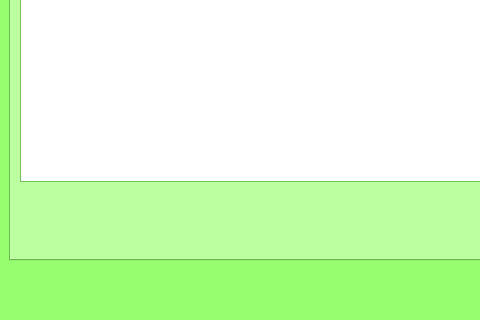
First picture: the form in mainwindow.ui, repository MieszkoP/DDietTracker, before the edit; both pictures show x 0 to 480 and y 246 to 566 of the 893 by 566 pixel window.
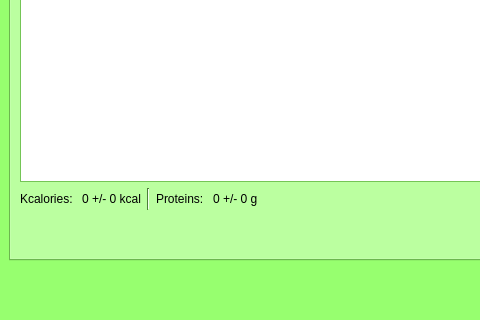
Second picture: the form after the edit. The open tabs and pages were chosen to show the change.

Commit message: Add Sum of calories and proteins

Patch:
```diff
--- a/mainwindow.ui
+++ b/mainwindow.ui
@@ -514,6 +514,41 @@
           </item>
           <item>
            <layout class="QHBoxLayout" name="horizontalLayout_2">
+            <item>
+             <widget class="QLabel" name="label">
+              <property name="text">
+               <string>Kcalories: </string>
+              </property>
+             </widget>
+            </item>
+            <item>
+             <widget class="QLabel" name="kcalories_value">
+              <property name="text">
+               <string>0 +/- 0 kcal</string>
+              </property>
+             </widget>
+            </item>
+            <item>
+             <widget class="Line" name="line">
+              <property name="orientation">
+               <enum>Qt::Vertical</enum>
+              </property>
+             </widget>
+            </item>
+            <item>
+             <widget class="QLabel" name="label_3">
+              <property name="text">
+               <string>Proteins: </string>
+              </property>
+             </widget>
+            </item>
+            <item>
+             <widget class="QLabel" name="proteins_value">
+              <property name="text">
+               <string>0 +/- 0 g</string>
+              </property>
+             </widget>
+            </item>
             <item>
              <spacer name="horizontalSpacer_2">
               <property name="orientation">
```
Left out of the diff: 2 changed lines with no effect on the pictures. The commit also changes 10 other files.
